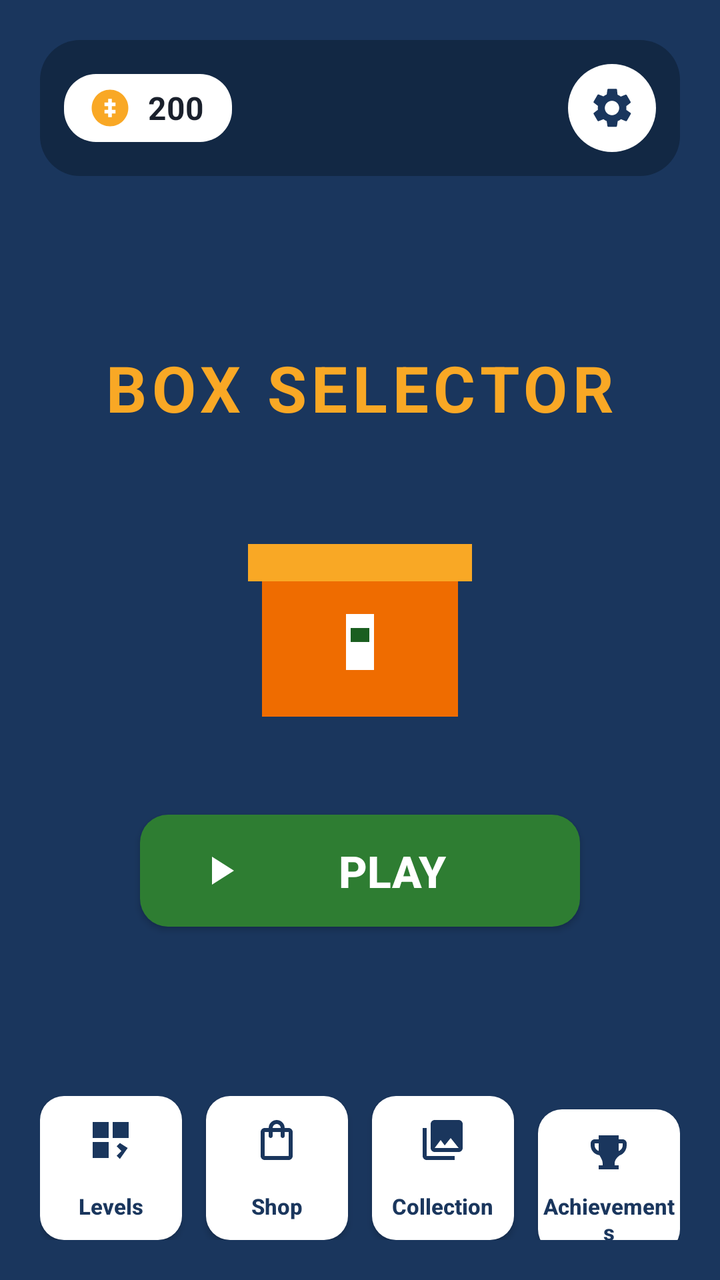
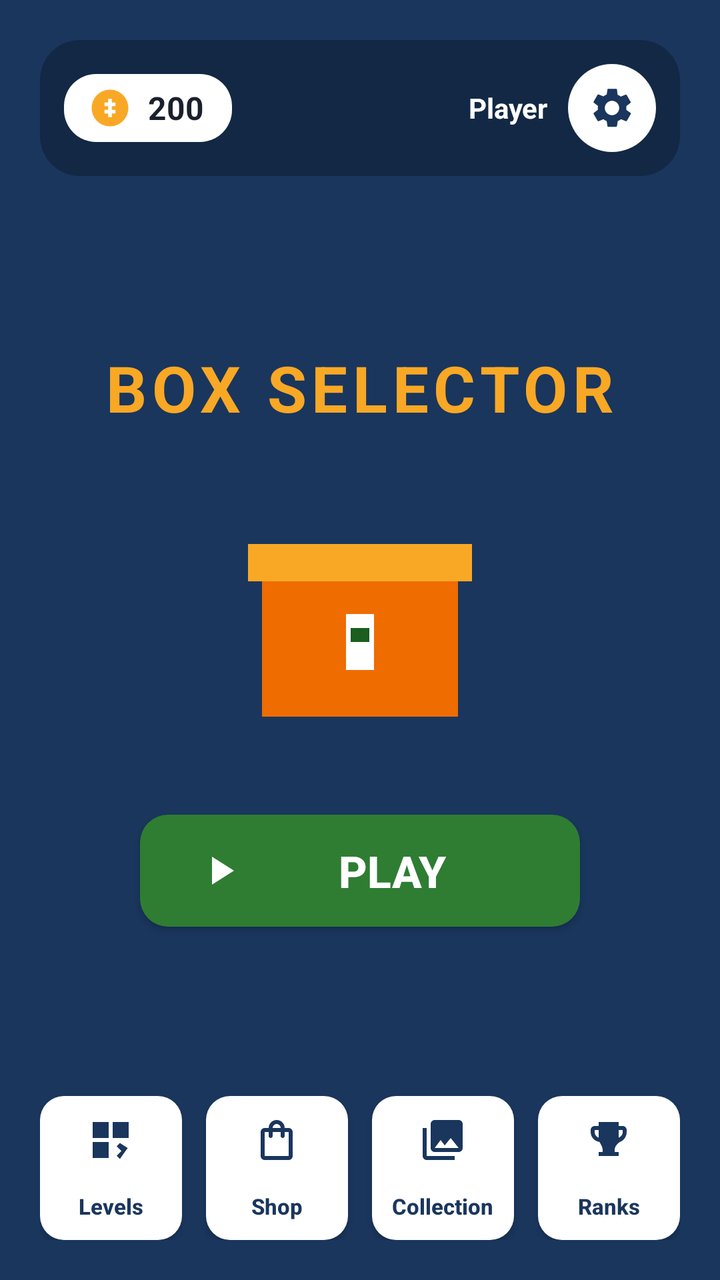

The first picture is an Android layout as it rendered before a commit; the second is the same layout after the commit. The layout source and the unified diff follow.
<!-- AndroidManifest.xml: application theme Theme.BoxSelector -->
<!-- res/layout/activity_main.xml -->
<?xml version="1.0" encoding="utf-8"?>
<LinearLayout xmlns:android="http://schemas.android.com/apk/res/android"
    android:layout_width="match_parent"
    android:layout_height="match_parent"
    android:background="@color/deep_blue"
    android:orientation="vertical"
    android:padding="20dp">

    
    <RelativeLayout
        android:layout_width="match_parent"
        android:layout_height="wrap_content"
        android:background="@drawable/bg_top_bar"
        android:padding="12dp">

        <LinearLayout
            android:id="@+id/layoutCoins"
            android:layout_width="wrap_content"
            android:layout_height="wrap_content"
            android:layout_alignParentStart="true"
            android:layout_centerVertical="true"
            android:background="@drawable/bg_card"
            android:gravity="center_vertical"
            android:paddingStart="12dp"
            android:paddingTop="6dp"
            android:paddingEnd="14dp"
            android:paddingBottom="6dp">

            <ImageView
                android:layout_width="22dp"
                android:layout_height="22dp"
                android:contentDescription="@string/coins"
                android:src="@drawable/ic_coin" />

            <TextView
                android:id="@+id/tvCoins"
                android:layout_width="wrap_content"
                android:layout_height="wrap_content"
                android:layout_marginStart="8dp"
                android:text="200"
                android:textColor="@color/text_dark"
                android:textSize="16sp"
                android:textStyle="bold" />
        </LinearLayout>

        <ImageButton
            android:id="@+id/btnSettings"
            android:layout_width="44dp"
            android:layout_height="44dp"
            android:layout_alignParentEnd="true"
            android:layout_centerVertical="true"
            android:background="@drawable/bg_circle_white"
            android:contentDescription="@string/settings"
            android:padding="10dp"
            android:scaleType="centerInside"
            android:src="@drawable/ic_settings"
            android:tint="@color/deep_blue" />
    </RelativeLayout>

    
    <LinearLayout
        android:layout_width="match_parent"
        android:layout_height="0dp"
        android:layout_weight="1"
        android:gravity="center"
        android:orientation="vertical">

        <TextView
            android:id="@+id/tvTitle"
            android:layout_width="wrap_content"
            android:layout_height="wrap_content"
            android:letterSpacing="0.08"
            android:text="@string/title_box_selector"
            android:textColor="@color/yellow_accent"
            android:textSize="32sp"
            android:textStyle="bold" />

        <ImageView
            android:id="@+id/ivGameIcon"
            android:layout_width="140dp"
            android:layout_height="140dp"
            android:layout_marginTop="24dp"
            android:contentDescription="@string/app_name"
            android:src="@drawable/ic_box" />

        <Button
            android:id="@+id/btnPlay"
            android:layout_width="220dp"
            android:layout_height="56dp"
            android:layout_marginTop="28dp"
            android:background="@drawable/bg_button_green"
            android:drawableStart="@drawable/ic_play"
            android:drawablePadding="8dp"
            android:gravity="center"
            android:paddingStart="28dp"
            android:paddingEnd="28dp"
            android:text="@string/play"
            android:textColor="@color/white"
            android:textSize="22sp"
            android:textStyle="bold" />
    </LinearLayout>

    
    <LinearLayout
        android:layout_width="match_parent"
        android:layout_height="wrap_content"
        android:orientation="horizontal">

        <Button
            android:id="@+id/btnLevels"
            android:layout_width="0dp"
            android:layout_height="72dp"
            android:layout_marginEnd="6dp"
            android:layout_weight="1"
            android:background="@drawable/bg_button_white"
            android:drawableTop="@drawable/ic_levels"
            android:drawablePadding="4dp"
            android:gravity="center"
            android:paddingTop="10dp"
            android:text="@string/levels"
            android:textAllCaps="false"
            android:textColor="@color/deep_blue"
            android:textSize="11sp"
            android:textStyle="bold" />

        <Button
            android:id="@+id/btnShop"
            android:layout_width="0dp"
            android:layout_height="72dp"
            android:layout_marginStart="6dp"
            android:layout_marginEnd="6dp"
            android:layout_weight="1"
            android:background="@drawable/bg_button_white"
            android:drawableTop="@drawable/ic_shop"
            android:drawablePadding="4dp"
            android:gravity="center"
            android:paddingTop="10dp"
            android:text="@string/shop"
            android:textAllCaps="false"
            android:textColor="@color/deep_blue"
            android:textSize="11sp"
            android:textStyle="bold" />

        <Button
            android:id="@+id/btnCollection"
            android:layout_width="0dp"
            android:layout_height="72dp"
            android:layout_marginStart="6dp"
            android:layout_marginEnd="6dp"
            android:layout_weight="1"
            android:background="@drawable/bg_button_white"
            android:drawableTop="@drawable/ic_collection"
            android:drawablePadding="4dp"
            android:gravity="center"
            android:paddingTop="10dp"
            android:text="@string/collection"
            android:textAllCaps="false"
            android:textColor="@color/deep_blue"
            android:textSize="11sp"
            android:textStyle="bold" />

        <Button
            android:id="@+id/btnAchievements"
            android:layout_width="0dp"
            android:layout_height="72dp"
            android:layout_marginStart="6dp"
            android:layout_weight="1"
            android:background="@drawable/bg_button_white"
            android:drawableTop="@drawable/ic_trophy"
            android:drawablePadding="4dp"
            android:gravity="center"
            android:paddingTop="10dp"
            android:text="@string/achievements"
            android:textAllCaps="false"
            android:textColor="@color/deep_blue"
            android:textSize="11sp"
            android:textStyle="bold" />
    </LinearLayout>

</LinearLayout>
<!-- resources referenced by this layout -->
<resources>
  <color name="deep_blue">#1A365D</color>
  <color name="text_dark">#1A202C</color>
  <color name="white">#FFFFFF</color>
  <color name="yellow_accent">#F9A825</color>
  <!-- drawable bg_button_green (drawable) -->
  <?xml version="1.0" encoding="utf-8"?>
  <shape xmlns:android="http://schemas.android.com/apk/res/android"
      android:shape="rectangle">
      <solid android:color="@color/green_button" />
      <corners android:radius="14dp" />
  </shape>
  <!-- drawable bg_button_white (drawable) -->
  <?xml version="1.0" encoding="utf-8"?>
  <shape xmlns:android="http://schemas.android.com/apk/res/android"
      android:shape="rectangle">
      <solid android:color="@color/white" />
      <corners android:radius="12dp" />
  </shape>
  <!-- drawable bg_card (drawable) -->
  <?xml version="1.0" encoding="utf-8"?>
  <shape xmlns:android="http://schemas.android.com/apk/res/android"
      android:shape="rectangle">
      <solid android:color="@color/white" />
      <corners android:radius="16dp" />
  </shape>
  <!-- drawable bg_circle_white (drawable) -->
  <?xml version="1.0" encoding="utf-8"?>
  <shape xmlns:android="http://schemas.android.com/apk/res/android"
      android:shape="oval">
      <solid android:color="@color/white" />
  </shape>
  <!-- drawable bg_top_bar (drawable) -->
  <?xml version="1.0" encoding="utf-8"?>
  <shape xmlns:android="http://schemas.android.com/apk/res/android"
      android:shape="rectangle">
      <solid android:color="@color/deep_blue_dark" />
      <corners android:radius="20dp" />
  </shape>
  <!-- drawable ic_coin (drawable) -->
  <?xml version="1.0" encoding="utf-8"?>
  <vector xmlns:android="http://schemas.android.com/apk/res/android"
      android:width="24dp"
      android:height="24dp"
      android:viewportWidth="24"
      android:viewportHeight="24">
      <path
          android:fillColor="#F9A825"
          android:pathData="M12,2C6.48,2 2,6.48 2,12s4.48,10 10,10s10,-4.48 10,-10S17.52,2 12,2z" />
      <path
          android:fillColor="#FFFFFF"
          android:pathData="M13,7h-2v2H9v2h2v2H9v2h2v2h2v-2h2v-2h-2v-2h2V9h-2V7z" />
  </vector>
  <!-- drawable ic_collection (drawable) -->
  <?xml version="1.0" encoding="utf-8"?>
  <vector xmlns:android="http://schemas.android.com/apk/res/android"
      android:width="24dp"
      android:height="24dp"
      android:viewportWidth="24"
      android:viewportHeight="24">
      <path
          android:fillColor="#1A365D"
          android:pathData="M22,16V4c0,-1.1 -0.9,-2 -2,-2H8C6.9,2 6,2.9 6,4v12c0,1.1 0.9,2 2,2h12C21.1,18 22,17.1 22,16zM11,12l2.03,2.71L16,11l4,5H8L11,12zM2,6v14c0,1.1 0.9,2 2,2h14v-2H4V6H2z" />
  </vector>
  <!-- drawable ic_levels (drawable) -->
  <?xml version="1.0" encoding="utf-8"?>
  <vector xmlns:android="http://schemas.android.com/apk/res/android"
      android:width="24dp"
      android:height="24dp"
      android:viewportWidth="24"
      android:viewportHeight="24">
      <path
          android:fillColor="#1A365D"
          android:pathData="M3,3h8v8H3V3zM13,3h8v8h-8V3zM3,13h8v8H3v-8zM16.6,13.5l-1.6,1.6l2.4,2.4l-2.4,2.4l1.6,1.6L20.5,16l-3.9,-2.5z" />
  </vector>
  <!-- drawable ic_play (drawable) -->
  <?xml version="1.0" encoding="utf-8"?>
  <vector xmlns:android="http://schemas.android.com/apk/res/android"
      android:width="24dp"
      android:height="24dp"
      android:viewportWidth="24"
      android:viewportHeight="24">
      <path
          android:fillColor="#FFFFFF"
          android:pathData="M8,5v14l11,-7z" />
  </vector>
  <string name="achievements">Achievements</string>
  <string name="app_name">Box Selector</string>
  <string name="coins">Coins</string>
  <string name="collection">Collection</string>
  <string name="levels">Levels</string>
  <string name="play">PLAY</string>
  <string name="settings">Settings</string>
  <string name="shop">Shop</string>
  <string name="title_box_selector">BOX SELECTOR</string>
  <color name="green_button">#2E7D32</color>
  <color name="deep_blue_dark">#122844</color>
  <!-- unchanged entries left out for length: 5 -->
</resources>

<!-- the commit's change to res/layout/activity_main.xml (unified diff, before → after) -->
@@ -42,6 +42,18 @@
                 android:textSize="16sp"
                 android:textStyle="bold" />
         </LinearLayout>
+
+        <TextView
+            android:id="@+id/tvUsername"
+            android:layout_width="wrap_content"
+            android:layout_height="wrap_content"
+            android:layout_centerVertical="true"
+            android:layout_marginEnd="10dp"
+            android:layout_toStartOf="@id/btnSettings"
+            android:text="Player"
+            android:textColor="@color/white"
+            android:textSize="14sp"
+            android:textStyle="bold" />
 
         <ImageButton
             android:id="@+id/btnSettings"
@@ -160,7 +172,7 @@
             android:textStyle="bold" />
 
         <Button
-            android:id="@+id/btnAchievements"
+            android:id="@+id/btnLeaderboard"
             android:layout_width="0dp"
             android:layout_height="72dp"
             android:layout_marginStart="6dp"
@@ -170,7 +182,7 @@
             android:drawablePadding="4dp"
             android:gravity="center"
             android:paddingTop="10dp"
-            android:text="@string/achievements"
+            android:text="@string/leaderboard"
             android:textAllCaps="false"
             android:textColor="@color/deep_blue"
             android:textSize="11sp"
<!-- resource entries referenced after the edit -->
@@ -85,10 +85,10 @@
           android:fillColor="#FFFFFF"
           android:pathData="M8,5v14l11,-7z" />
   </vector>
-  <string name="achievements">Achievements</string>
   <string name="app_name">Box Selector</string>
   <string name="coins">Coins</string>
   <string name="collection">Collection</string>
+  <string name="leaderboard">Ranks</string>
   <string name="levels">Levels</string>
   <string name="play">PLAY</string>
   <string name="settings">Settings</string>
